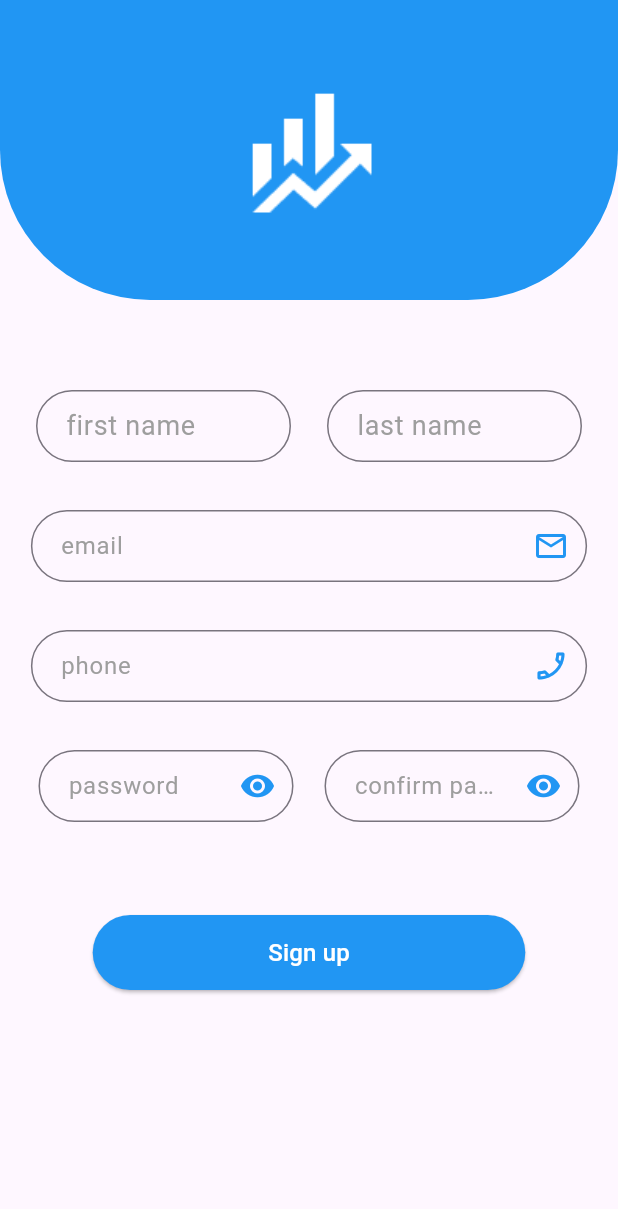
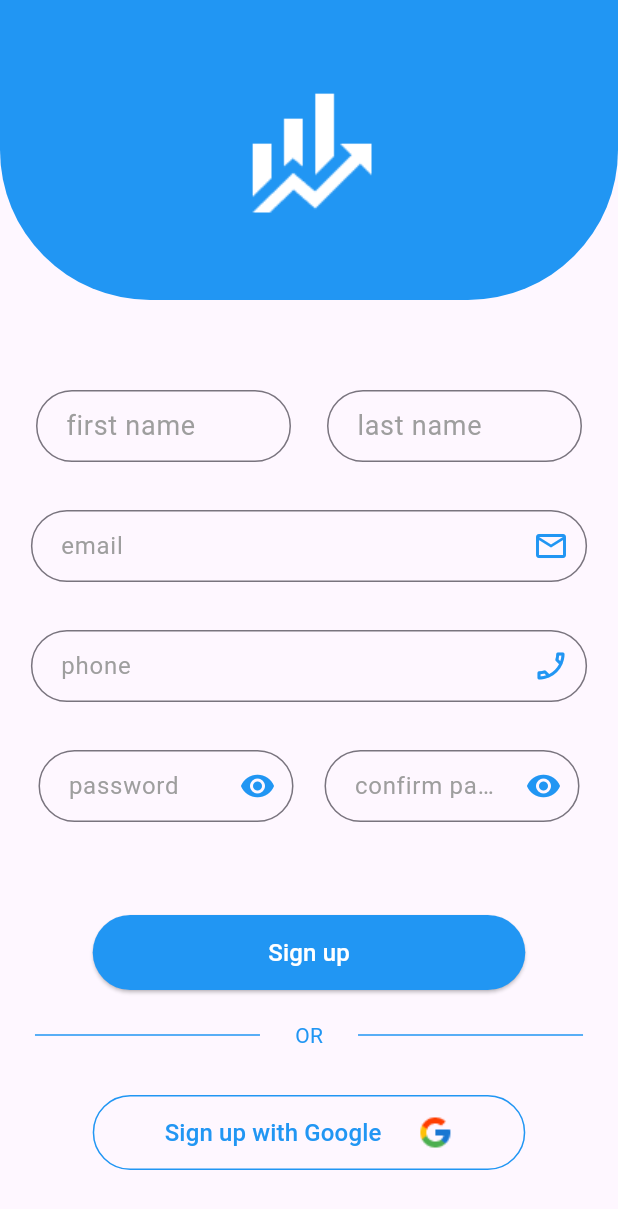
Before and after one commit to miniProject-mobileApp/miniproject-frontend, a Flutter app: the screen it shows after launch, on a phone screen of 412 x 824 dp. Shown: the top 1209 px of the screen. Run offline on Flutter 3.47's test engine with Material 3 defaults, Android fonts, the phone set to English and light mode, and no system bars; our stand-ins replace font_awesome_flutter, introduction_screen; missing offline and left inert: country_flags.

Commit message:
no major updates

```diff
--- a/lib/main.dart
+++ b/lib/main.dart
@@ -1,7 +1,7 @@
 import 'package:flutter/material.dart';
-import 'package:frontend/screens/basePage.dart';
-import 'package:frontend/screens/oldSignUpPage.dart';
-import 'package:frontend/screens/onboardingScreen.dart';
+// import 'package:frontend/screens/basePage.dart';
+// import 'package:frontend/screens/oldSignUpPage.dart';
+// import 'package:frontend/screens/onboardingScreen.dart';
 import 'package:frontend/screens/signUpPage.dart';
 // import 'package:frontend/screens/homePage.dart';
 // import 'package:frontend/screens/lessonPage.dart';
--- a/lib/screens/signUpPage.dart
+++ b/lib/screens/signUpPage.dart
@@ -39,7 +39,7 @@ class _SignUpScreenState extends State<SignUpScreen> {
                     borderRadius: BorderRadius.only(
                       bottomLeft: Radius.circular(100),
                       bottomRight: Radius.circular(100)
-                    )
+                    ),
                   ),
                   child: Center(
                     child: Image.asset(
@@ -242,9 +242,45 @@ class _SignUpScreenState extends State<SignUpScreen> {
                       backgroundColor: Colors.blue
                     ),
                     child: Text("Sign up", style: TextStyle(color: Colors.white, fontSize: 16), ),
+                  ),
+                ),
 
+                // lines for "or"]
+                SizedBox(height: 20,),
+                Row(
+                  mainAxisAlignment: MainAxisAlignment.spaceEvenly,
+                  children: [
+                    SizedBox(child: Container(height: 1, width: 150,color: Colors.blue,)),
+                    Text("OR", style: TextStyle(color: Colors.blue, fontSize: 14),),
+                    SizedBox(child: Container(height: 1, width: 150,color: Colors.blue,))
+                  ],
+                ),
+                Padding(
+                  padding: const EdgeInsets.symmetric(vertical: 30),
+                  child: SizedBox(
+                    width: screenWidth * 0.7,
+                    height: 50,
+                    child: OutlinedButton(
+                      onPressed: (){
+                        Navigator.push(
+                          context,
+                          MaterialPageRoute(builder: (context) => BaseScreen())
+                        );
+                      },
+                      style: OutlinedButton.styleFrom(
+                        backgroundColor: Colors.transparent,
+                        side: BorderSide(color: Colors.blue)
+                      ),
+                      child: Row(
+                        mainAxisAlignment: MainAxisAlignment.spaceEvenly,
+                        children: [
+                          Text("Sign up with Google", style: TextStyle(color: Colors.blue, fontSize: 16), ),
+                          Image.asset("assets/images/google.png")
+                        ],
+                      ),
+                    ),
                   ),
-                )
+                ),
 
               ],
             ),
```
